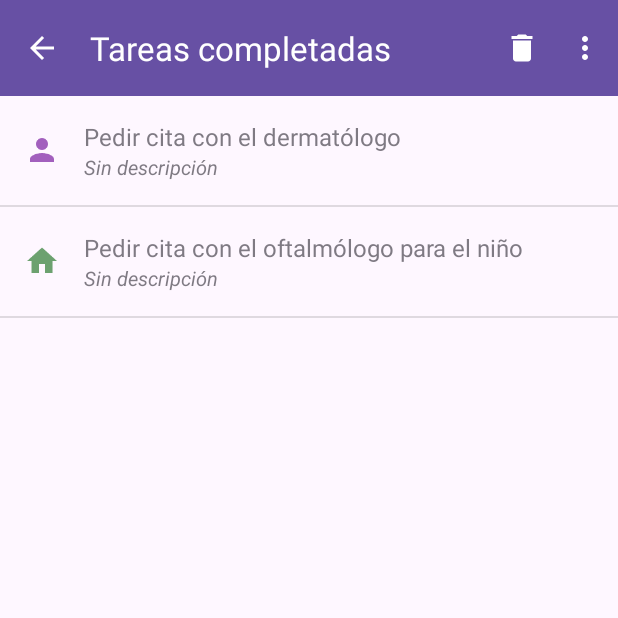
After one commit to vmourcue/Vanessa_Mouriz_Feed1_GestorTareas, an Android app: the CompletadasActivity screen opened directly, with no data from a screen before it, on a phone screen of 412 x 824 dp, the top half of it. The commit adds this screen. Run offline under Robolectric (Android 15) with nearby library versions, the phone set to English and light mode, and no system bars; 1 statement that could not run was skipped.

Commit message:
Añado la pantalla de tareas completadas con un adaptador y un layout propios

```diff
--- a/app/src/main/AndroidManifest.xml
+++ b/app/src/main/AndroidManifest.xml
@@ -33,6 +33,11 @@
             android:exported="false"
             android:parentActivityName=".MainActivity"
             android:windowSoftInputMode="adjustResize" />
+
+        <activity
+            android:name=".CompletadasActivity"
+            android:exported="false"
+            android:parentActivityName=".MainActivity" />
     </application>
 
 </manifest>
--- /dev/null
+++ b/app/src/main/java/com/example/vanessa_mouriz_feed1_gestortareas/CompletadasActivity.java
@@ -0,0 +1,100 @@
+package com.example.vanessa_mouriz_feed1_gestortareas;
+
+import android.content.Intent;
+import android.os.Bundle;
+import android.view.Menu;
+import android.view.MenuItem;
+import android.widget.ListView;
+import android.widget.TextView;
+import android.widget.Toast;
+
+import androidx.appcompat.app.AlertDialog;
+
+/**
+ * Activity que muestra solo las tareas completadas, con un adaptador y un layout
+ * distintos a los de la pantalla principal.
+ */
+public class CompletadasActivity extends BaseActivity {
+
+    private ListView listViewCompletadas;
+    private TextView textViewVacio;
+    private TareasDBHelper dbHelper;
+    private TareaCompletadaAdapter adapter;
+
+    @Override
+    protected void onCreate(Bundle savedInstanceState) {
+        super.onCreate(savedInstanceState);
+        setContentView(R.layout.activity_completadas);
+        configurarToolbar(true);
+        setTitle(R.string.titulo_completadas);
+
+        listViewCompletadas = findViewById(R.id.listViewCompletadas);
+        textViewVacio = findViewById(R.id.textViewVacio);
+
+        dbHelper = new TareasDBHelper(this);
+
+        adapter = new TareaCompletadaAdapter(this);
+        listViewCompletadas.setAdapter(adapter);
+        listViewCompletadas.setEmptyView(textViewVacio);
+
+        // Con BaseAdapter, el parámetro id del listener es el que devuelve getItemId(),
+        // es decir, el id de la tarea en la BD
+        listViewCompletadas.setOnItemClickListener((parent, view, position, id) -> {
+            Intent intent = new Intent(this, DetalleTareaActivity.class);
+            intent.putExtra(EXTRA_ID_TAREA, id);
+            startActivity(intent);
+        });
+    }
+
+    @Override
+    protected void onResume() {
+        super.onResume();
+        cargarCompletadas();
+    }
+
+    private void cargarCompletadas() {
+        adapter.setTareas(dbHelper.getTareasPorEstado(true));
+    }
+
+    private void eliminarCompletadas() {
+        if (adapter.getCount() == 0) {
+            Toast.makeText(this, R.string.lista_completadas_vacia, Toast.LENGTH_SHORT).show();
+            return;
+        }
+
+        AlertDialog.Builder alertDialog = new AlertDialog.Builder(this);
+        alertDialog.setTitle(R.string.eliminar_completadas);
+        alertDialog.setMessage(R.string.confirmar_eliminar_completadas);
+        alertDialog.setPositiveButton(R.string.eliminar, (dialog, which) -> {
+            int borradas = dbHelper.deleteCompletadas();
+            Toast.makeText(this, getString(R.string.completadas_eliminadas, borradas),
+                    Toast.LENGTH_SHORT).show();
+            cargarCompletadas();
+        });
+        alertDialog.setNegativeButton(R.string.cancelar, (dialog, which) -> dialog.dismiss());
+        alertDialog.show();
+    }
+
+    // ---------- Menú de opciones ----------
+
+    @Override
+    public boolean onCreateOptionsMenu(Menu menu) {
+        getMenuInflater().inflate(R.menu.menu_completadas, menu);
+        return true;
+    }
+
+    @Override
+    public boolean onOptionsItemSelected(MenuItem item) {
+        if (item.getItemId() == R.id.action_eliminar_completadas) {
+            eliminarCompletadas();
+            return true;
+        }
+        return super.onOptionsItemSelected(item);
+    }
+
+    @Override
+    protected void onDestroy() {
+        dbHelper.close();
+        super.onDestroy();
+    }
+}
--- a/app/src/main/java/com/example/vanessa_mouriz_feed1_gestortareas/MainActivity.java
+++ b/app/src/main/java/com/example/vanessa_mouriz_feed1_gestortareas/MainActivity.java
@@ -135,8 +135,12 @@ public class MainActivity extends BaseActivity {
     // "Acerca de" lo gestiona BaseActivity (por eso llamamos a super).
     @Override
     public boolean onOptionsItemSelected(MenuItem item) {
-        if (item.getItemId() == R.id.action_nueva_tarea) {
+        int id = item.getItemId();
+        if (id == R.id.action_nueva_tarea) {
             abrirNuevaTarea();
+            return true;
+        } else if (id == R.id.action_completadas) {
+            startActivity(new Intent(this, CompletadasActivity.class));
             return true;
         }
         return super.onOptionsItemSelected(item);
--- /dev/null
+++ b/app/src/main/java/com/example/vanessa_mouriz_feed1_gestortareas/TareaCompletadaAdapter.java
@@ -0,0 +1,85 @@
+package com.example.vanessa_mouriz_feed1_gestortareas;
+
+import android.content.Context;
+import android.view.LayoutInflater;
+import android.view.View;
+import android.view.ViewGroup;
+import android.widget.BaseAdapter;
+import android.widget.ImageView;
+import android.widget.TextView;
+
+import java.util.ArrayList;
+import java.util.List;
+
+/**
+ * Segundo adaptador, para la lista de tareas completadas.
+ * A diferencia de TareaAdapter, este hereda de BaseAdapter, así que hay que
+ * implementar a mano getCount(), getItem() y getItemId().
+ * Usa otro layout: item_tarea_completada.xml.
+ */
+public class TareaCompletadaAdapter extends BaseAdapter {
+
+    private final LayoutInflater inflater;
+    private final Context context;
+    private List<Tarea> tareas = new ArrayList<>();
+
+    public TareaCompletadaAdapter(Context context) {
+        this.context = context;
+        this.inflater = LayoutInflater.from(context);
+    }
+
+    // Cambia los datos de la lista y avisa al ListView para que se repinte
+    public void setTareas(List<Tarea> tareas) {
+        this.tareas = tareas;
+        notifyDataSetChanged();
+    }
+
+    @Override
+    public int getCount() {
+        return tareas.size();
+    }
+
+    @Override
+    public Tarea getItem(int position) {
+        return tareas.get(position);
+    }
+
+    // El id de cada fila es el id de la tarea en la BD
+    @Override
+    public long getItemId(int position) {
+        return tareas.get(position).getId();
+    }
+
+    static class ViewHolder {
+        ImageView imageViewIcono;
+        TextView textViewTitulo;
+        TextView textViewDescripcion;
+    }
+
+    @Override
+    public View getView(int position, View convertView, ViewGroup parent) {
+        ViewHolder holder;
+        if (convertView == null) {
+            convertView = inflater.inflate(R.layout.item_tarea_completada, parent, false);
+            holder = new ViewHolder();
+            holder.imageViewIcono = convertView.findViewById(R.id.imageViewIcono);
+            holder.textViewTitulo = convertView.findViewById(R.id.textViewTitulo);
+            holder.textViewDescripcion = convertView.findViewById(R.id.textViewDescripcion);
+            convertView.setTag(holder);
+        } else {
+            holder = (ViewHolder) convertView.getTag();
+        }
+
+        Tarea tarea = getItem(position);
+        holder.imageViewIcono.setImageResource(tarea.getIconoResId());
+        holder.textViewTitulo.setText(tarea.getTitulo());
+
+        if (tarea.getDescripcion() == null || tarea.getDescripcion().isEmpty()) {
+            holder.textViewDescripcion.setText(context.getString(R.string.sin_descripcion));
+        } else {
+            holder.textViewDescripcion.setText(tarea.getDescripcion());
+        }
+
+        return convertView;
+    }
+}
--- a/app/src/main/java/com/example/vanessa_mouriz_feed1_gestortareas/TareasDBHelper.java
+++ b/app/src/main/java/com/example/vanessa_mouriz_feed1_gestortareas/TareasDBHelper.java
@@ -135,6 +135,18 @@ public class TareasDBHelper extends SQLiteOpenHelper {
         return filas;
     }
 
+    // Borra todas las tareas completadas y devuelve cuántas se han borrado
+    public int deleteCompletadas() {
+        SQLiteDatabase db = this.getWritableDatabase();
+        int filas = db.delete(
+                TABLE_TAREAS,
+                COL_COMPLETADA + " = ?",
+                new String[]{"1"}
+        );
+        db.close();
+        return filas;
+    }
+
     // ---------- Consultas ----------
 
     // Devuelve una tarea por su id, o null si no existe
--- /dev/null
+++ b/app/src/main/res/layout/activity_completadas.xml
@@ -0,0 +1,39 @@
+<?xml version="1.0" encoding="utf-8"?>
+<androidx.constraintlayout.widget.ConstraintLayout xmlns:android="http://schemas.android.com/apk/res/android"
+    xmlns:app="http://schemas.android.com/apk/res-auto"
+    xmlns:tools="http://schemas.android.com/tools"
+    android:id="@+id/main"
+    android:layout_width="match_parent"
+    android:layout_height="match_parent"
+    tools:context=".CompletadasActivity">
+
+    <include
+        android:id="@+id/toolbar"
+        layout="@layout/toolbar"
+        android:layout_width="0dp"
+        android:layout_height="wrap_content"
+        app:layout_constraintEnd_toEndOf="parent"
+        app:layout_constraintStart_toStartOf="parent"
+        app:layout_constraintTop_toTopOf="parent" />
+
+    <ListView
+        android:id="@+id/listViewCompletadas"
+        android:layout_width="0dp"
+        android:layout_height="0dp"
+        app:layout_constraintBottom_toBottomOf="parent"
+        app:layout_constraintEnd_toEndOf="parent"
+        app:layout_constraintStart_toStartOf="parent"
+        app:layout_constraintTop_toBottomOf="@+id/toolbar" />
+
+    <TextView
+        android:id="@+id/textViewVacio"
+        android:layout_width="wrap_content"
+        android:layout_height="wrap_content"
+        android:text="@string/lista_completadas_vacia"
+        android:textSize="16sp"
+        app:layout_constraintBottom_toBottomOf="parent"
+        app:layout_constraintEnd_toEndOf="parent"
+        app:layout_constraintStart_toStartOf="parent"
+        app:layout_constraintTop_toBottomOf="@+id/toolbar" />
+
+</androidx.constraintlayout.widget.ConstraintLayout>
--- /dev/null
+++ b/app/src/main/res/layout/item_tarea_completada.xml
@@ -0,0 +1,42 @@
+<?xml version="1.0" encoding="utf-8"?>
+<!-- Layout de cada fila de la lista de tareas completadas.
+     Es distinto al de la lista principal: icono pequeño, título y descripción, sin CheckBox -->
+<LinearLayout xmlns:android="http://schemas.android.com/apk/res/android"
+    android:layout_width="match_parent"
+    android:layout_height="wrap_content"
+    android:alpha="0.7"
+    android:gravity="center_vertical"
+    android:orientation="horizontal"
+    android:padding="16dp">
+
+    <ImageView
+        android:id="@+id/imageViewIcono"
+        android:layout_width="24dp"
+        android:layout_height="24dp"
+        android:contentDescription="@string/desc_icono_categoria"
+        android:src="@drawable/ic_categoria_personal" />
+
+    <LinearLayout
+        android:layout_width="0dp"
+        android:layout_height="wrap_content"
+        android:layout_marginStart="16dp"
+        android:layout_weight="1"
+        android:orientation="vertical">
+
+        <TextView
+            android:id="@+id/textViewTitulo"
+            android:layout_width="match_parent"
+            android:layout_height="wrap_content"
+            android:textSize="16sp" />
+
+        <TextView
+            android:id="@+id/textViewDescripcion"
+            android:layout_width="match_parent"
+            android:layout_height="wrap_content"
+            android:ellipsize="end"
+            android:maxLines="2"
+            android:textSize="13sp"
+            android:textStyle="italic" />
+    </LinearLayout>
+
+</LinearLayout>
--- /dev/null
+++ b/app/src/main/res/menu/menu_completadas.xml
@@ -0,0 +1,19 @@
+<?xml version="1.0" encoding="utf-8"?>
+<!-- Menú de opciones de la pantalla de tareas completadas -->
+<menu xmlns:android="http://schemas.android.com/apk/res/android"
+    xmlns:app="http://schemas.android.com/apk/res-auto">
+
+    <item
+        android:id="@+id/action_eliminar_completadas"
+        android:icon="@drawable/ic_delete"
+        app:iconTint="?attr/colorOnPrimary"
+        android:orderInCategory="10"
+        android:title="@string/eliminar_completadas"
+        app:showAsAction="ifRoom" />
+
+    <item
+        android:id="@+id/action_acerca_de"
+        android:orderInCategory="100"
+        android:title="@string/acerca_de"
+        app:showAsAction="never" />
+</menu>
--- a/app/src/main/res/menu/menu_main.xml
+++ b/app/src/main/res/menu/menu_main.xml
@@ -12,6 +12,12 @@
         app:showAsAction="ifRoom" />
 
     <item
+        android:id="@+id/action_completadas"
+        android:orderInCategory="20"
+        android:title="@string/ver_completadas"
+        app:showAsAction="never" />
+
+    <item
         android:id="@+id/action_acerca_de"
         android:orderInCategory="100"
         android:title="@string/acerca_de"
--- a/app/src/main/res/values/strings.xml
+++ b/app/src/main/res/values/strings.xml
@@ -30,6 +30,14 @@
     <string name="confirmar_eliminar_titulo">Eliminar tarea</string>
     <string name="confirmar_eliminar_mensaje">¿Seguro que quieres eliminar \"%1$s\"?</string>
 
+    <!-- Tareas completadas -->
+    <string name="titulo_completadas">Tareas completadas</string>
+    <string name="ver_completadas">Ver completadas</string>
+    <string name="lista_completadas_vacia">No hay tareas completadas</string>
+    <string name="eliminar_completadas">Eliminar completadas</string>
+    <string name="confirmar_eliminar_completadas">¿Seguro que quieres eliminar todas las tareas completadas?</string>
+    <string name="completadas_eliminadas">Se han eliminado %1$d tareas</string>
+
     <!-- Acerca de -->
     <string name="acerca_de">Acerca de</string>
     <string name="aceptar">Aceptar</string>
```
Also changed, not shown: 1 other file.
